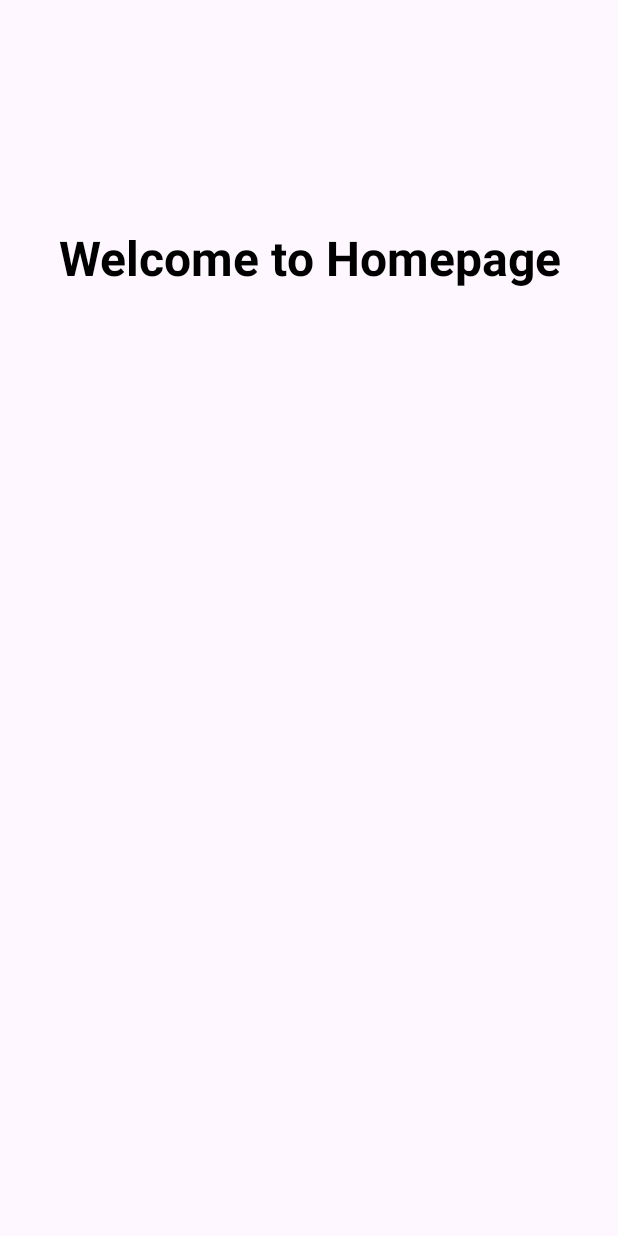
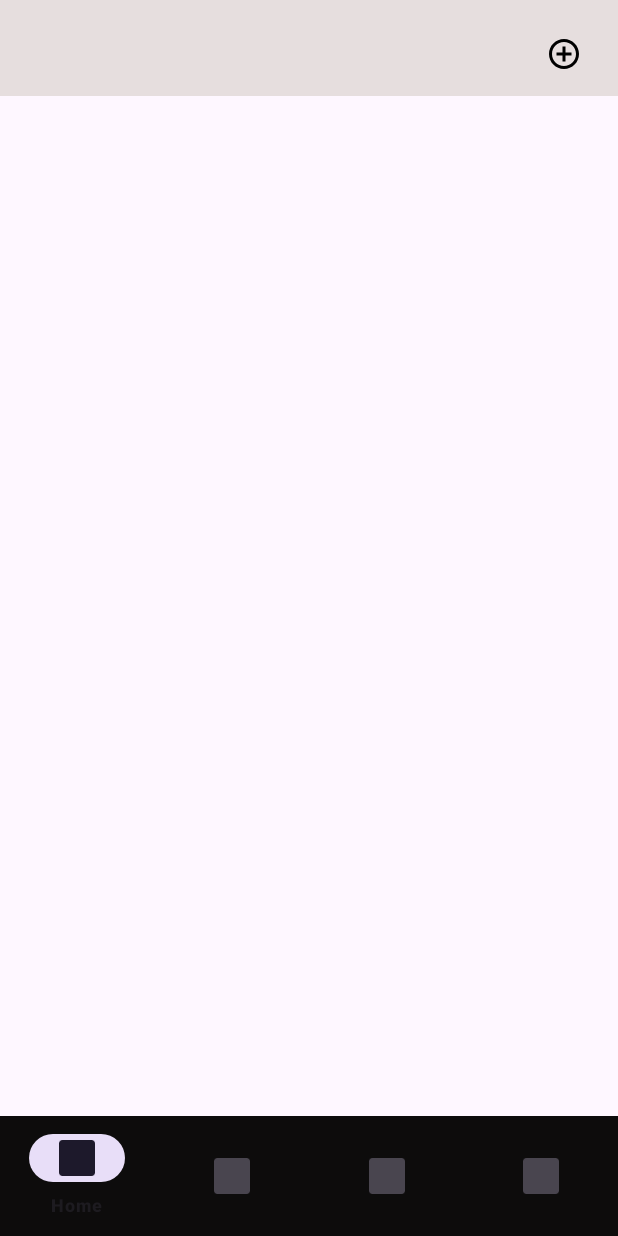
Before and after one commit to SyedSaifHossain/G-Chat-Application, an Android app built with Jetpack Compose: the HomeFragment screen opened through its navigation route, on a phone screen of 412 x 824 dp. Run offline under Robolectric (Android 15) with nearby library versions, the phone set to English and light mode, and no system bars.

Commit message:
Basic home page design with fragment

```diff
--- /dev/null
+++ b/app/src/main/res/drawable/arrowback.xml
@@ -0,0 +1,5 @@
+<vector xmlns:android="http://schemas.android.com/apk/res/android" android:autoMirrored="true" android:height="24dp" android:tint="#FFFFFF" android:viewportHeight="24" android:viewportWidth="24" android:width="24dp">
+
+    <path android:fillColor="@android:color/white" android:pathData="M11.67,3.87L9.9,2.1 0,12l9.9,9.9 1.77,-1.77L3.54,12z"/>
+
+</vector>
--- a/app/src/main/res/layout/fragment_home.xml
+++ b/app/src/main/res/layout/fragment_home.xml
@@ -1,24 +1,56 @@
 <?xml version="1.0" encoding="utf-8"?>
 
 <RelativeLayout xmlns:android="http://schemas.android.com/apk/res/android"
+    xmlns:app="http://schemas.android.com/apk/res-auto"
     xmlns:tools="http://schemas.android.com/tools"
     android:layout_width="match_parent"
     android:layout_height="match_parent"
     tools:context=".HomeFragment">
 
-   <TextView
-       android:id="@+id/homeText"
+   <!-- Toolbar at the top -->
+   <androidx.appcompat.widget.Toolbar
+       android:id="@+id/toolbar"
+       android:layout_width="match_parent"
+       android:layout_height="wrap_content"
+       android:layout_alignParentStart="true"
+       android:layout_alignParentTop="true"
+       android:layout_alignParentEnd="true"
+       android:background="#E6DEDE"
+       android:gravity="center"
+       android:padding="16dp"
+       app:titleTextColor="@android:color/black" />
+
+   <!-- Floating Add Button aligned to the bottom-right corner of the screen -->
+   <ImageView
+       android:id="@+id/add_button"
        android:layout_width="wrap_content"
        android:layout_height="wrap_content"
-       android:textColor="#000000"
        android:layout_alignParentEnd="true"
+       android:layout_marginTop="16dp"
+       android:layout_marginEnd="16dp"
+       android:elevation="4dp"
+       android:padding="8dp"
+       android:src="@drawable/addcirclebutton"
+       app:tint="#000000" />
+
+   <!-- FrameLayout for fragment content, positioned above the BottomNavigationView -->
+   <FrameLayout
+       android:id="@+id/nav_host_fragment"
+       android:layout_width="match_parent"
+       android:layout_height="0dp"
+       android:layout_above="@id/bottom_navigation"
+       android:layout_below="@id/toolbar"
        android:layout_alignParentStart="true"
-       android:layout_alignParentTop="true"
-       android:textStyle="bold"
-       android:textSize="32dp"
-       android:text="Welcome to Homepage"
-       android:gravity="center"
-       android:layout_marginTop="150dp"
-       />
+       android:layout_alignParentEnd="true" />
 
+   <!-- Bottom Navigation -->
+   <com.google.android.material.bottomnavigation.BottomNavigationView
+       android:id="@+id/bottom_navigation"
+       android:layout_width="match_parent"
+       android:layout_height="wrap_content"
+       android:layout_alignParentStart="true"
+       android:layout_alignParentEnd="true"
+       android:layout_alignParentBottom="true"
+       android:background="#0D0C0C"
+       app:menu="@menu/bottom_navigation" />
 </RelativeLayout>
--- /dev/null
+++ b/app/src/main/res/menu/bottom_navigation.xml
@@ -0,0 +1,19 @@
+<?xml version="1.0" encoding="utf-8"?>
+<menu xmlns:android="http://schemas.android.com/apk/res/android">
+    <item
+        android:id="@+id/navigation_chat"
+        android:icon="@drawable/addprofile"
+        android:title="Home" />
+    <item
+        android:id="@+id/navigation_contact"
+        android:icon="@drawable/addprofile"
+        android:title="Search" />
+    <item
+        android:id="@+id/navigation_discover"
+        android:icon="@drawable/addprofile"
+        android:title="Profile" />
+    <item
+        android:id="@+id/navigation_me"
+        android:icon="@drawable/addprofile"
+        android:title="Profile" />
+</menu>
```
Also changed, not shown: app/src/main/java/com/syedsaifhossain/g_chatapplication/DiscoverFragment.kt (added, +59 -0 lines), app/src/main/res/layout/fragment_discover.xml (added, +15 -0 lines), app/src/main/res/layout/fragment_sign_up.xml (+33 -27 lines), 1 other file.
